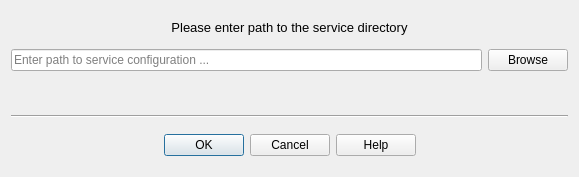
Qt form ServiceManager/GUI/layouts/ServicePathDialog.ui (ISISNeutronMuon/HLM_PV_Import) before a commit.
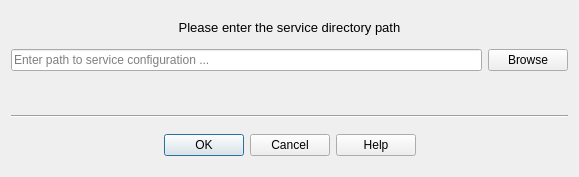
The same form after that commit.

The edit to the form file:
```diff
--- a/ServiceManager/GUI/layouts/ServicePathDialog.ui
+++ b/ServiceManager/GUI/layouts/ServicePathDialog.ui
@@ -33,7 +33,7 @@
       </font>
      </property>
      <property name="text">
-      <string>Please enter path to the service directory</string>
+      <string>Please enter the service directory path</string>
      </property>
      <property name="alignment">
       <set>Qt::AlignCenter</set>
```
